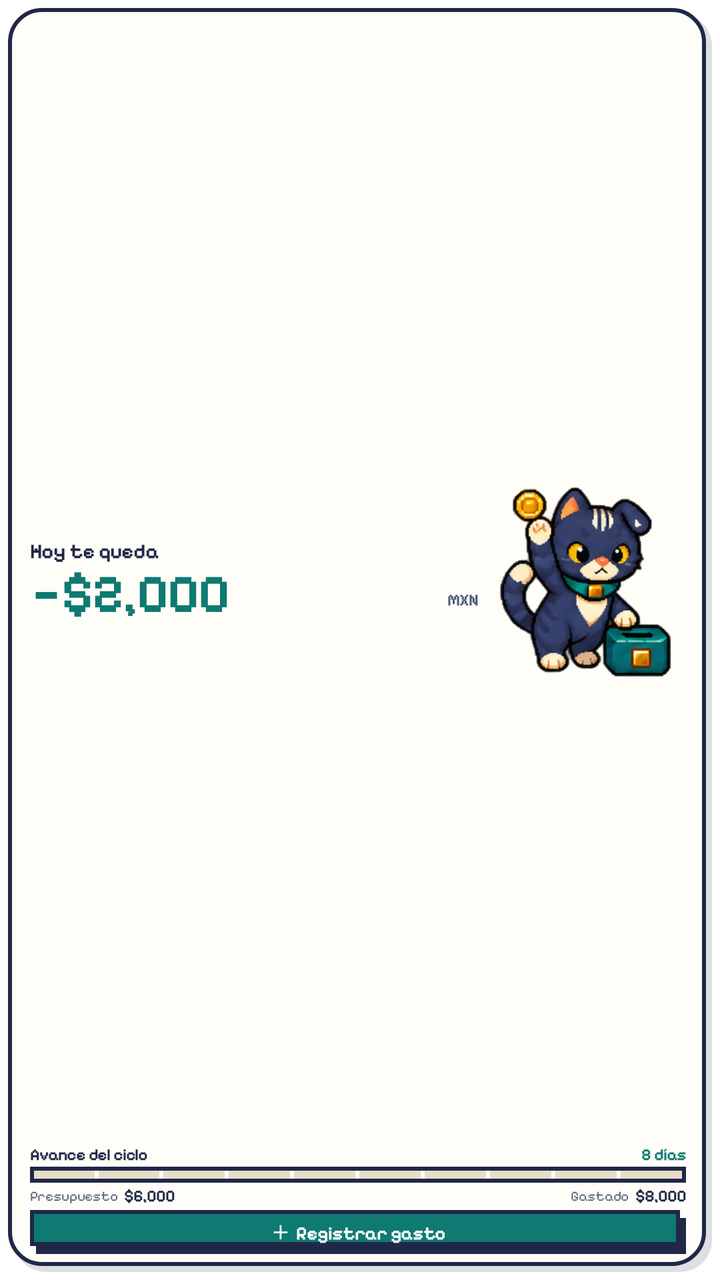
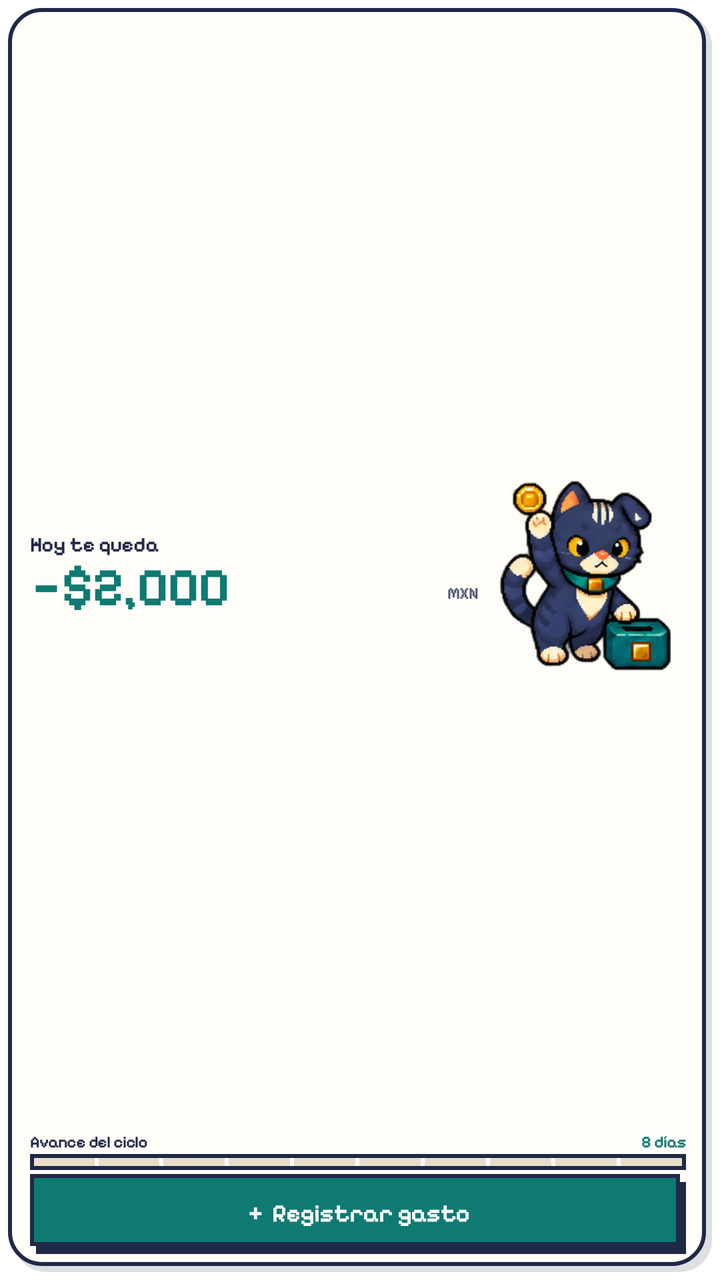

Screens rendered from an Android XML layout before and after an edit, with the pre-edit source and the edit as a unified diff.
<!-- AndroidManifest.xml: fallback theme Theme.MaterialComponents.DayNight.NoActionBar -->
<!-- res/layout/sobra_widget_summary.xml -->
<?xml version="1.0" encoding="utf-8"?>
<FrameLayout xmlns:android="http://schemas.android.com/apk/res/android"
    android:id="@+id/widget_root"
    android:layout_width="match_parent"
    android:layout_height="match_parent"
    android:background="@drawable/widget_background_wide"
    android:contentDescription="@string/widget_summary_description"
    android:paddingLeft="15dp"
    android:paddingTop="10dp"
    android:paddingRight="17dp"
    android:paddingBottom="13dp">

    <LinearLayout
        android:layout_width="match_parent"
        android:layout_height="match_parent"
        android:orientation="vertical">

        <LinearLayout
            android:layout_width="match_parent"
            android:layout_height="0dp"
            android:layout_weight="1"
            android:gravity="center_vertical"
            android:orientation="horizontal">

            <LinearLayout
                android:layout_width="0dp"
                android:layout_height="wrap_content"
                android:layout_marginRight="4dp"
                android:layout_weight="1"
                android:gravity="center_vertical"
                android:orientation="vertical">

                <TextView
                    android:id="@+id/today_label"
                    android:layout_width="wrap_content"
                    android:layout_height="wrap_content"
                    android:fontFamily="@font/pixelify_sans"
                    android:includeFontPadding="false"
                    android:maxLines="1"
                    android:text="@string/widget_today_remaining"
                    android:textColor="#FF202848"
                    android:textSize="10sp"
                    android:textStyle="bold" />

                <LinearLayout
                    android:layout_width="match_parent"
                    android:layout_height="wrap_content"
                    android:gravity="bottom"
                    android:orientation="horizontal">

                    <TextView
                        android:id="@+id/today_amount"
                        android:layout_width="0dp"
                        android:layout_height="wrap_content"
                        android:layout_weight="1"
                        android:ellipsize="end"
                        android:fontFamily="@font/pixelify_sans"
                        android:includeFontPadding="false"
                        android:maxLines="1"
                        android:text="−$2,000"
                        android:textColor="#FF0E7A72"
                        android:textSize="26sp"
                        android:textStyle="bold" />

                    <TextView
                        android:layout_width="wrap_content"
                        android:layout_height="wrap_content"
                        android:layout_marginLeft="3dp"
                        android:layout_marginBottom="3dp"
                        android:fontFamily="@font/pixelify_sans"
                        android:includeFontPadding="false"
                        android:text="MXN"
                        android:textColor="#FF4E5878"
                        android:textSize="8sp"
                        android:textStyle="bold" />
                </LinearLayout>
            </LinearLayout>

            <FrameLayout
                android:layout_width="100dp"
                android:layout_height="match_parent">

                <ViewFlipper
                    android:id="@+id/cat_motion"
                    android:layout_width="match_parent"
                    android:layout_height="match_parent"
                    android:layout_gravity="center"
                    android:autoStart="true"
                    android:flipInterval="600">

                    <ImageView style="@style/SobraWidgetCatFrame" android:src="@drawable/cat_saving_original_high" />
                    <ImageView style="@style/SobraWidgetCatFrame" android:src="@drawable/cat_saving_original_mid" />
                    <ImageView style="@style/SobraWidgetCatFrame" android:src="@drawable/cat_saving_original_drop" />
                    <ImageView style="@style/SobraWidgetCatFrame" android:src="@drawable/cat_saving_original_done" />
                    <ImageView style="@style/SobraWidgetCatFrame" android:src="@drawable/cat_saving_original_done" />
                </ViewFlipper>

                <ImageView
                    android:id="@+id/cat_static"
                    style="@style/SobraWidgetCatFrame"
                    android:layout_width="match_parent"
                    android:layout_height="match_parent"
                    android:layout_gravity="center"
                    android:src="@drawable/cat_saving_original_done"
                    android:visibility="gone" />
            </FrameLayout>
        </LinearLayout>

        <LinearLayout
            android:layout_width="match_parent"
            android:layout_height="wrap_content"
            android:gravity="center_vertical"
            android:orientation="horizontal">

            <TextView
                android:layout_width="0dp"
                android:layout_height="wrap_content"
                android:layout_weight="1"
                android:fontFamily="@font/pixelify_sans"
                android:includeFontPadding="false"
                android:maxLines="1"
                android:text="@string/widget_cycle_progress"
                android:textColor="#FF202848"
                android:textSize="8sp"
                android:textStyle="bold" />

            <TextView
                android:id="@+id/days_remaining"
                android:layout_width="wrap_content"
                android:layout_height="wrap_content"
                android:layout_marginLeft="4dp"
                android:fontFamily="@font/pixelify_sans"
                android:includeFontPadding="false"
                android:maxLines="1"
                android:text="8 días"
                android:textColor="#FF0E7A72"
                android:textSize="8sp"
                android:textStyle="bold" />
        </LinearLayout>

        <LinearLayout
            android:layout_width="match_parent"
            android:layout_height="8dp"
            android:layout_marginTop="1dp"
            android:background="@drawable/widget_progress_frame"
            android:orientation="horizontal"
            android:padding="2dp">

            <TextView android:id="@+id/progress_1" style="@style/SobraWidgetProgressSegment" />
            <TextView android:id="@+id/progress_2" style="@style/SobraWidgetProgressSegment" />
            <TextView android:id="@+id/progress_3" style="@style/SobraWidgetProgressSegment" />
            <TextView android:id="@+id/progress_4" style="@style/SobraWidgetProgressSegment" />
            <TextView android:id="@+id/progress_5" style="@style/SobraWidgetProgressSegment" />
            <TextView android:id="@+id/progress_6" style="@style/SobraWidgetProgressSegment" />
            <TextView android:id="@+id/progress_7" style="@style/SobraWidgetProgressSegment" />
            <TextView android:id="@+id/progress_8" style="@style/SobraWidgetProgressSegment" />
            <TextView android:id="@+id/progress_9" style="@style/SobraWidgetProgressSegment" />
            <TextView android:id="@+id/progress_10" style="@style/SobraWidgetProgressSegmentLast" />
        </LinearLayout>

        <LinearLayout
            android:layout_width="match_parent"
            android:layout_height="wrap_content"
            android:layout_marginTop="2dp"
            android:baselineAligned="false"
            android:orientation="horizontal">

            <LinearLayout
                android:layout_width="0dp"
                android:layout_height="wrap_content"
                android:layout_weight="1"
                android:gravity="center_vertical"
                android:orientation="horizontal">

                <TextView
                    android:layout_width="wrap_content"
                    android:layout_height="wrap_content"
                    android:fontFamily="@font/pixelify_sans"
                    android:includeFontPadding="false"
                    android:maxLines="1"
                    android:text="@string/widget_budget"
                    android:textColor="#FF5F6885"
                    android:textSize="7sp" />

                <TextView
                    android:id="@+id/total_budget"
                    android:layout_width="wrap_content"
                    android:layout_height="wrap_content"
                    android:layout_marginLeft="3dp"
                    android:fontFamily="@font/pixelify_sans"
                    android:includeFontPadding="false"
                    android:maxLines="1"
                    android:text="$6,000"
                    android:textColor="#FF202848"
                    android:textSize="8sp"
                    android:textStyle="bold" />
            </LinearLayout>

            <LinearLayout
                android:layout_width="0dp"
                android:layout_height="wrap_content"
                android:layout_weight="1"
                android:gravity="right|center_vertical"
                android:orientation="horizontal">

                <TextView
                    android:layout_width="wrap_content"
                    android:layout_height="wrap_content"
                    android:fontFamily="@font/pixelify_sans"
                    android:includeFontPadding="false"
                    android:maxLines="1"
                    android:text="@string/widget_spent"
                    android:textColor="#FF5F6885"
                    android:textSize="7sp" />

                <TextView
                    android:id="@+id/total_spent"
                    android:layout_width="wrap_content"
                    android:layout_height="wrap_content"
                    android:layout_marginLeft="3dp"
                    android:fontFamily="@font/pixelify_sans"
                    android:includeFontPadding="false"
                    android:maxLines="1"
                    android:text="$8,000"
                    android:textColor="#FF202848"
                    android:textSize="8sp"
                    android:textStyle="bold" />
            </LinearLayout>
        </LinearLayout>

        <TextView
            android:id="@+id/register_button"
            android:layout_width="match_parent"
            android:layout_height="22dp"
            android:layout_marginTop="2dp"
            android:background="@drawable/widget_button"
            android:contentDescription="@string/widget_register_expense"
            android:fontFamily="@font/pixelify_sans"
            android:gravity="center"
            android:includeFontPadding="false"
            android:maxLines="1"
            android:text="＋  Registrar gasto"
            android:textColor="#FFFFFFFF"
            android:textSize="9sp"
            android:textStyle="bold" />
    </LinearLayout>
</FrameLayout>
<!-- resources referenced by this layout -->
<resources>
  <!-- drawable cat_saving_original_done: png bitmap (drawable-nodpi, 47421 bytes) -->
  <!-- drawable cat_saving_original_drop: png bitmap (drawable-nodpi, 50715 bytes) -->
  <!-- drawable cat_saving_original_high: png bitmap (drawable-nodpi, 65160 bytes) -->
  <!-- drawable cat_saving_original_mid: png bitmap (drawable-nodpi, 52539 bytes) -->
  <!-- drawable widget_background_wide (drawable) -->
  <?xml version="1.0" encoding="utf-8"?>
  <layer-list xmlns:android="http://schemas.android.com/apk/res/android">
      <item
          android:left="7dp"
          android:top="7dp"
          android:right="4dp"
          android:bottom="4dp">
          <shape android:shape="rectangle">
              <corners android:radius="16dp" />
              <solid android:color="#26202848" />
          </shape>
      </item>
      <item
          android:left="4dp"
          android:top="4dp"
          android:right="7dp"
          android:bottom="7dp">
          <shape android:shape="rectangle">
              <corners android:radius="16dp" />
              <solid android:color="#FFFFFDF7" />
              <stroke android:width="2dp" android:color="#FF202848" />
          </shape>
      </item>
  </layer-list>
  <!-- drawable widget_button (drawable) -->
  <?xml version="1.0" encoding="utf-8"?>
  <layer-list xmlns:android="http://schemas.android.com/apk/res/android">
      <item android:left="3dp" android:top="4dp">
          <shape android:shape="rectangle"><solid android:color="#FF202848" /></shape>
      </item>
      <item android:right="3dp" android:bottom="4dp">
          <shape android:shape="rectangle">
              <solid android:color="#FF0E7A72" />
              <stroke android:width="2dp" android:color="#FF202848" />
          </shape>
      </item>
  </layer-list>
  <!-- drawable widget_progress_frame (drawable) -->
  <?xml version="1.0" encoding="utf-8"?>
  <shape xmlns:android="http://schemas.android.com/apk/res/android" android:shape="rectangle">
      <solid android:color="#FFFFFDF7" />
      <stroke android:width="2dp" android:color="#FF202848" />
      <padding android:left="2dp" android:top="2dp" android:right="2dp" android:bottom="2dp" />
  </shape>
  <string name="widget_budget">Presupuesto</string>
  <string name="widget_cycle_progress">Avance del ciclo</string>
  <string name="widget_register_expense">Registrar gasto</string>
  <string name="widget_spent">Gastado</string>
  <string name="widget_summary_description">Sobra: dinero disponible y avance del ciclo</string>
  <string name="widget_today_remaining">Hoy te queda</string>
  <style name="SobraWidgetCatFrame">
          <item name="android:layout_width">match_parent</item>
          <item name="android:layout_height">match_parent</item>
          <item name="android:adjustViewBounds">true</item>
          <item name="android:contentDescription">@string/widget_cat_description</item>
          <item name="android:scaleType">fitCenter</item>
      </style>
  <style name="SobraWidgetProgressSegment">
          <item name="android:layout_width">0dp</item>
          <item name="android:layout_height">match_parent</item>
          <item name="android:layout_weight">1</item>
          <item name="android:layout_marginRight">2dp</item>
          <item name="android:background">@drawable/widget_progress_empty</item>
      </style>
  <style name="SobraWidgetProgressSegmentLast" parent="SobraWidgetProgressSegment">
          <item name="android:layout_marginRight">0dp</item>
      </style>
  <string name="widget_cat_description">Gato de Sobra</string>
  <!-- drawable widget_progress_empty (drawable) -->
  <?xml version="1.0" encoding="utf-8"?>
  <shape xmlns:android="http://schemas.android.com/apk/res/android" android:shape="rectangle">
      <solid android:color="#FFE7DDC8" />
  </shape>
</resources>

<!-- the commit's change to res/layout/sobra_widget_summary.xml (unified diff, before → after) -->
@@ -158,80 +158,11 @@
             <TextView android:id="@+id/progress_10" style="@style/SobraWidgetProgressSegmentLast" />
         </LinearLayout>
 
-        <LinearLayout
-            android:layout_width="match_parent"
-            android:layout_height="wrap_content"
-            android:layout_marginTop="2dp"
-            android:baselineAligned="false"
-            android:orientation="horizontal">
-
-            <LinearLayout
-                android:layout_width="0dp"
-                android:layout_height="wrap_content"
-                android:layout_weight="1"
-                android:gravity="center_vertical"
-                android:orientation="horizontal">
-
-                <TextView
-                    android:layout_width="wrap_content"
-                    android:layout_height="wrap_content"
-                    android:fontFamily="@font/pixelify_sans"
-                    android:includeFontPadding="false"
-                    android:maxLines="1"
-                    android:text="@string/widget_budget"
-                    android:textColor="#FF5F6885"
-                    android:textSize="7sp" />
-
-                <TextView
-                    android:id="@+id/total_budget"
-                    android:layout_width="wrap_content"
-                    android:layout_height="wrap_content"
-                    android:layout_marginLeft="3dp"
-                    android:fontFamily="@font/pixelify_sans"
-                    android:includeFontPadding="false"
-                    android:maxLines="1"
-                    android:text="$6,000"
-                    android:textColor="#FF202848"
-                    android:textSize="8sp"
-                    android:textStyle="bold" />
-            </LinearLayout>
-
-            <LinearLayout
-                android:layout_width="0dp"
-                android:layout_height="wrap_content"
-                android:layout_weight="1"
-                android:gravity="right|center_vertical"
-                android:orientation="horizontal">
-
-                <TextView
-                    android:layout_width="wrap_content"
-                    android:layout_height="wrap_content"
-                    android:fontFamily="@font/pixelify_sans"
-                    android:includeFontPadding="false"
-                    android:maxLines="1"
-                    android:text="@string/widget_spent"
-                    android:textColor="#FF5F6885"
-                    android:textSize="7sp" />
-
-                <TextView
-                    android:id="@+id/total_spent"
-                    android:layout_width="wrap_content"
-                    android:layout_height="wrap_content"
-                    android:layout_marginLeft="3dp"
-                    android:fontFamily="@font/pixelify_sans"
-                    android:includeFontPadding="false"
-                    android:maxLines="1"
-                    android:text="$8,000"
-                    android:textColor="#FF202848"
-                    android:textSize="8sp"
-                    android:textStyle="bold" />
-            </LinearLayout>
-        </LinearLayout>
 
         <TextView
             android:id="@+id/register_button"
             android:layout_width="match_parent"
-            android:layout_height="22dp"
+            android:layout_height="40dp"
             android:layout_marginTop="2dp"
             android:background="@drawable/widget_button"
             android:contentDescription="@string/widget_register_expense"
@@ -239,9 +170,9 @@
             android:gravity="center"
             android:includeFontPadding="false"
             android:maxLines="1"
-            android:text="＋  Registrar gasto"
+            android:text="+  Registrar gasto"
             android:textColor="#FFFFFFFF"
-            android:textSize="9sp"
+            android:textSize="12sp"
             android:textStyle="bold" />
     </LinearLayout>
 </FrameLayout>
<!-- resource entries referenced after the edit -->
@@ -49,10 +49,8 @@
       <stroke android:width="2dp" android:color="#FF202848" />
       <padding android:left="2dp" android:top="2dp" android:right="2dp" android:bottom="2dp" />
   </shape>
-  <string name="widget_budget">Presupuesto</string>
   <string name="widget_cycle_progress">Avance del ciclo</string>
   <string name="widget_register_expense">Registrar gasto</string>
-  <string name="widget_spent">Gastado</string>
   <string name="widget_summary_description">Sobra: dinero disponible y avance del ciclo</string>
   <string name="widget_today_remaining">Hoy te queda</string>
   <style name="SobraWidgetCatFrame">
